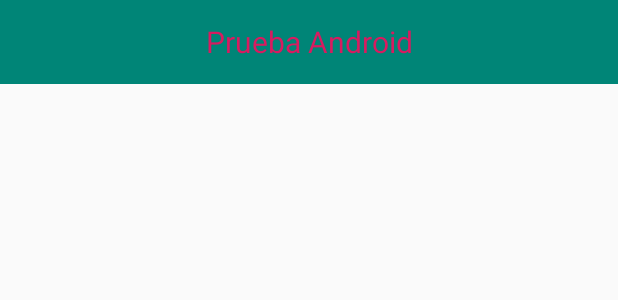
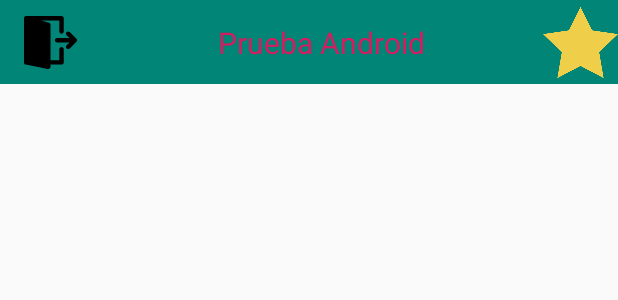
Before and after one commit to GiovanniLermaS/PruebaAndroid, an Android app: the layout view_toolbar.xml on its own in the app's theme, with its tools: preview values and no code run, on a phone screen of 412 x 824 dp. Shown: the top 300 px of the screen. Run offline under Robolectric (Android 15) with nearby library versions, the phone set to English and light mode, and no system bars.

Commit message:
Se agrega estrella de favoritos.

```diff
--- a/app/src/main/java/com/co/pruebaandroid/Login/LoginActivity.kt
+++ b/app/src/main/java/com/co/pruebaandroid/Login/LoginActivity.kt
@@ -29,7 +29,7 @@ class LoginActivity : AppCompatActivity(), View.OnClickListener {
         when (p0) {
             btLogin -> {
                 if (isExists(etEmailLogIn.text.toString(), etPasswordLogIn.text.toString()).count > 0) {
-                    updateUser(etEmailLogIn.text.toString())
+                    updateUser(etEmailLogIn.text.toString(), "true")
                     val intent = Intent(this, DescriptionItemActivity::class.java)
                     intent.putExtra("id", id)
                     startActivity(intent)
--- /dev/null
+++ b/app/src/main/res/drawable/ic_logout.xml
@@ -0,0 +1,12 @@
+<vector xmlns:android="http://schemas.android.com/apk/res/android"
+    android:width="35dp"
+    android:height="35dp"
+    android:viewportWidth="512"
+    android:viewportHeight="512">
+    <path
+        android:fillColor="#FF000000"
+        android:pathData="M510.371,226.513c-1.088,-2.603 -2.645,-4.971 -4.629,-6.955l-63.979,-63.979c-8.341,-8.32 -21.824,-8.32 -30.165,0c-8.341,8.341 -8.341,21.845 0,30.165l27.584,27.584H320.013c-11.797,0 -21.333,9.557 -21.333,21.333s9.536,21.333 21.333,21.333h119.168l-27.584,27.584c-8.341,8.341 -8.341,21.845 0,30.165c4.16,4.181 9.621,6.251 15.083,6.251s10.923,-2.069 15.083,-6.251l63.979,-63.979c1.984,-1.963 3.541,-4.331 4.629,-6.955C512.525,237.606 512.525,231.718 510.371,226.513z" />
+    <path
+        android:fillColor="#FF000000"
+        android:pathData="M362.68,298.667c-11.797,0 -21.333,9.557 -21.333,21.333v106.667h-85.333V85.333c0,-9.408 -6.187,-17.728 -15.211,-20.437l-74.091,-22.229h174.635v106.667c0,11.776 9.536,21.333 21.333,21.333s21.333,-9.557 21.333,-21.333v-128C384.013,9.557 374.477,0 362.68,0H21.347c-0.768,0 -1.451,0.32 -2.197,0.405c-1.003,0.107 -1.92,0.277 -2.88,0.512c-2.24,0.576 -4.267,1.451 -6.165,2.645c-0.469,0.299 -1.045,0.32 -1.493,0.661C8.44,4.352 8.376,4.587 8.205,4.715C5.88,6.549 3.939,8.789 2.531,11.456c-0.299,0.576 -0.363,1.195 -0.597,1.792c-0.683,1.621 -1.429,3.2 -1.685,4.992c-0.107,0.64 0.085,1.237 0.064,1.856c-0.021,0.427 -0.299,0.811 -0.299,1.237V448c0,10.176 7.189,18.923 17.152,20.907l213.333,42.667c1.387,0.299 2.795,0.427 4.181,0.427c4.885,0 9.685,-1.685 13.525,-4.843c4.928,-4.053 7.808,-10.091 7.808,-16.491v-21.333H362.68c11.797,0 21.333,-9.557 21.333,-21.333V320C384.013,308.224 374.477,298.667 362.68,298.667z" />
+</vector>
--- a/app/src/main/res/drawable/ic_star.xml
+++ /dev/null
@@ -1,4 +0,0 @@
-<vector android:height="24dp" android:viewportHeight="53.867"
-    android:viewportWidth="53.867" android:width="24dp" xmlns:android="http://schemas.android.com/apk/res/android">
-    <path android:fillColor="#EFCE4A" android:pathData="M26.934,1.318l8.322,16.864l18.611,2.705l-13.467,13.126l3.179,18.536l-16.645,-8.751l-16.646,8.751l3.179,-18.536l-13.467,-13.126l18.611,-2.705z"/>
-</vector>
--- a/app/src/main/res/layout/view_toolbar.xml
+++ b/app/src/main/res/layout/view_toolbar.xml
@@ -4,11 +4,20 @@
     android:id="@+id/toolbar"
     android:layout_width="match_parent"
     android:layout_height="?attr/actionBarSize"
-    android:background="@color/colorPrimary"
-    android:gravity="center"
-    android:textAlignment="center"
-    app:layout_constraintEnd_toEndOf="parent"
-    app:layout_constraintStart_toStartOf="parent">
+    android:background="@color/colorPrimary">
+
+    <android.support.constraint.ConstraintLayout
+        android:layout_width="match_parent"
+        android:layout_height="match_parent">
+
+        <ImageView
+            android:id="@+id/ivLogOut"
+            android:layout_width="wrap_content"
+            android:layout_height="wrap_content"
+            android:src="@drawable/ic_logout"
+            app:layout_constraintBottom_toBottomOf="parent"
+            app:layout_constraintStart_toStartOf="parent"
+            app:layout_constraintTop_toTopOf="parent" />
 
         <TextView
             android:id="@+id/tvTitleToolbar"
@@ -18,5 +27,19 @@
             android:gravity="center"
             android:text="Prueba Android"
             android:textColor="@color/colorAccent"
-        android:textSize="20sp" />
+            android:textSize="20sp"
+            app:layout_constraintBottom_toBottomOf="parent"
+            app:layout_constraintEnd_toEndOf="parent"
+            app:layout_constraintStart_toStartOf="parent"
+            app:layout_constraintTop_toTopOf="parent" />
+
+        <ImageView
+            android:id="@+id/ivFavoriteToolbar"
+            android:layout_width="50dp"
+            android:layout_height="50dp"
+            android:src="@drawable/ic_star"
+            app:layout_constraintBottom_toBottomOf="parent"
+            app:layout_constraintEnd_toEndOf="parent"
+            app:layout_constraintTop_toTopOf="parent" />
+    </android.support.constraint.ConstraintLayout>
 </android.support.v7.widget.Toolbar>
```
Also changed, not shown: app/src/main/java/com/co/pruebaandroid/Connection/ClientNet.kt (+14 -4 lines), app/src/main/java/com/co/pruebaandroid/DescriptionItem/DescriptionItemActivity.kt (+13 -3 lines), app/src/main/java/com/co/pruebaandroid/Home/HomeActivity.kt (+24 -5 lines), app/src/main/res/drawable/ic_star_empty.xml (deleted, +0 -4 lines), app/src/main/res/layout/activity_description_item.xml (+5 -4 lines), app/src/main/res/drawable/ic_star.png (added), app/src/main/res/drawable/ic_star_empty.png (added). Lines whose indentation alone changed are shown as unchanged.
